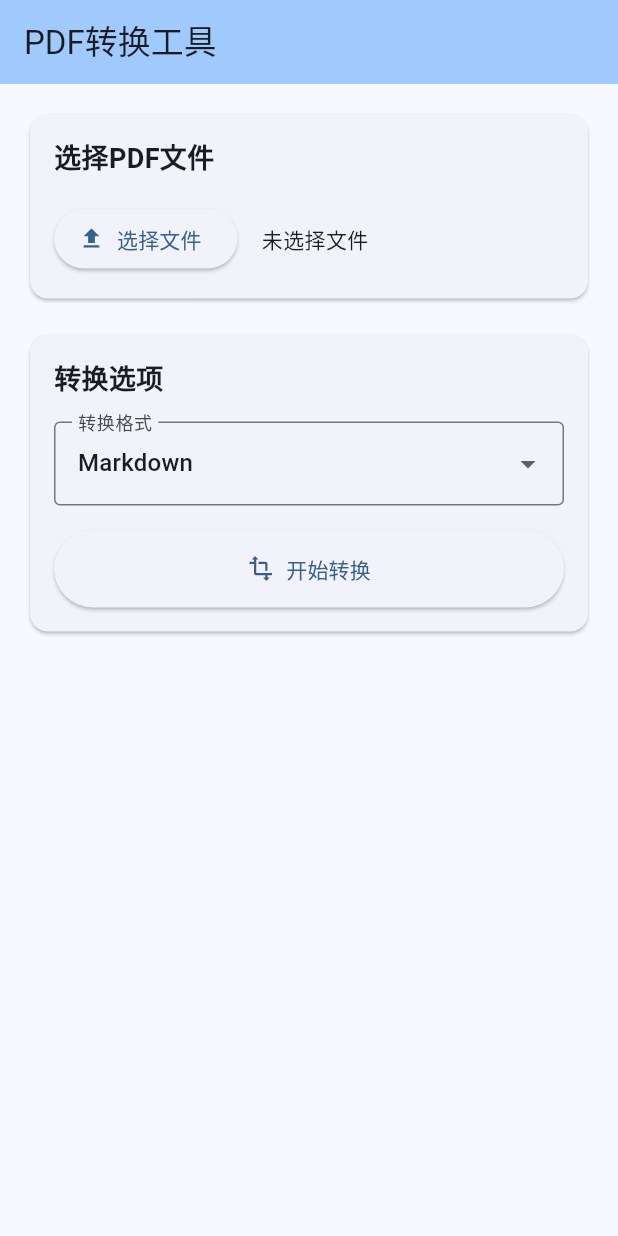
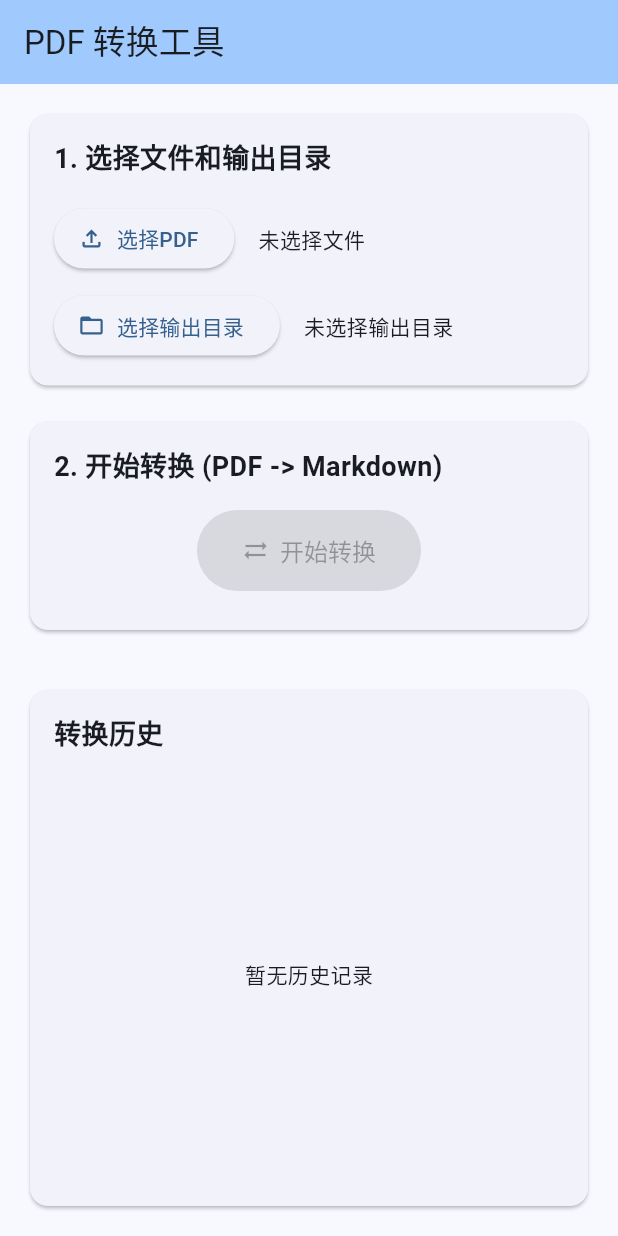
Before and after one commit to LixxSteven/Local_magicPDF, a Flutter app: the screen it shows after launch, on a phone screen of 412 x 824 dp. Run offline on Flutter 3.47's test engine with Material 3 defaults, Android fonts, the phone set to English and light mode, and no system bars; our stand-ins replace file_picker, flutter_spinkit.

Commit message:
1.0
稳定运行基本功能

```diff
--- a/pdf_converter/lib/main.dart
+++ b/pdf_converter/lib/main.dart
@@ -2,8 +2,8 @@ import 'package:flutter/material.dart';
 import 'package:file_picker/file_picker.dart';
 import 'package:flutter_spinkit/flutter_spinkit.dart';
 import 'package:path/path.dart' as path;
-import 'package:path_provider/path_provider.dart';
-import 'package:url_launcher/url_launcher.dart';
+// import 'package:path_provider/path_provider.dart'; // Removed unused import
+// import 'package:url_launcher/url_launcher.dart'; // 暂时注释掉，如果需要打开文件再启用
 import 'dart:io';
 import 'services/mineru_service.dart';
 
@@ -17,14 +17,27 @@ class MyApp extends StatelessWidget {
   @override
   Widget build(BuildContext context) {
     return MaterialApp(
-      title: 'PDF转换工具',
+      title: 'PDF 转换工具',
       theme: ThemeData(
         colorScheme: ColorScheme.fromSeed(seedColor: Colors.blue),
         useMaterial3: true,
       ),
-      home: const PdfConverterPage(title: 'PDF转换工具'),
+      home: const PdfConverterPage(title: 'PDF 转换工具'),
     );
   }
+}
+
+// 定义转换历史记录项
+class ConversionHistoryItem {
+  final String inputPath;
+  final String outputPath;
+  final DateTime timestamp;
+
+  ConversionHistoryItem({
+    required this.inputPath,
+    required this.outputPath,
+    required this.timestamp,
+  });
 }
 
 class PdfConverterPage extends StatefulWidget {
@@ -39,11 +52,13 @@ class PdfConverterPage extends StatefulWidget {
 class _PdfConverterPageState extends State<PdfConverterPage> {
   final MineruService _mineruService = MineruService();
   File? _selectedFile;
-  String? _outputPath;
-  ConversionType _conversionType = ConversionType.markdown;
+  String? _selectedOutputDir;
+  // ConversionType _conversionType = ConversionType.markdown; // 默认且唯一选项
   bool _isConverting = false;
-  String? _conversionResult;
+  String? _conversionResultPreview; // 用于显示部分结果
   String? _errorMessage;
+  String? _statusMessage;
+  final List<ConversionHistoryItem> _history = [];
 
   // 选择PDF文件
   Future<void> _pickFile() async {
@@ -56,14 +71,43 @@ class _PdfConverterPageState extends State<PdfConverterPage> {
       if (result != null) {
         setState(() {
           _selectedFile = File(result.files.single.path!);
-          _conversionResult = null;
+          _conversionResultPreview = null;
           _errorMessage = null;
-          _outputPath = null;
+          _statusMessage = '已选择文件: ${path.basename(_selectedFile!.path)}';
+          // _outputPath = null; // 输出路径由用户选择或默认
+        });
+      } else {
+        setState(() {
+          _statusMessage = '未选择文件';
         });
       }
     } catch (e) {
       setState(() {
         _errorMessage = '选择文件时出错: $e';
+        _statusMessage = null;
+      });
+    }
+  }
+
+  // 选择输出目录
+  Future<void> _pickOutputDirectory() async {
+    try {
+      String? selectedDirectory = await FilePicker.platform.getDirectoryPath();
+
+      if (selectedDirectory != null) {
+        setState(() {
+          _selectedOutputDir = selectedDirectory;
+          _statusMessage = '输出目录已选择: $_selectedOutputDir';
+        });
+      } else {
+         setState(() {
+          _statusMessage = '未选择输出目录';
+        });
+      }
+    } catch (e) {
+      setState(() {
+        _errorMessage = '选择输出目录时出错: $e';
+         _statusMessage = null;
       });
     }
   }
@@ -76,55 +120,52 @@ class _PdfConverterPageState extends State<PdfConverterPage> {
       });
       return;
     }
+    if (_selectedOutputDir == null) {
+      setState(() {
+        _errorMessage = '请先选择输出目录';
+      });
+      return;
+    }
 
     setState(() {
       _isConverting = true;
       _errorMessage = null;
-      _conversionResult = null;
+      _conversionResultPreview = null;
+      _statusMessage = '正在转换...';
     });
 
     try {
-      // 获取文件扩展名
-      String extension;
-      switch (_conversionType) {
-        case ConversionType.markdown:
-          extension = 'md';
-          break;
-        case ConversionType.docx:
-          extension = 'docx';
-          break;
-        case ConversionType.html:
-          extension = 'html';
-          break;
-      }
+      // 获取文件扩展名 (固定为md)
+      const String extension = 'md';
 
-      // 转换文件
-      final result = await _mineruService.convertPdf(_selectedFile!, _conversionType);
+      // 转换文件 (固定为Markdown)
+      final result = await _mineruService.convertPdf(_selectedFile!, ConversionType.markdown);
+
+      // 确定输出文件路径
+      final fileName = path.basenameWithoutExtension(_selectedFile!.path);
+      final outputFile = File(path.join(_selectedOutputDir!, '$fileName.$extension'));
 
       // 保存结果
-      final directory = await getApplicationDocumentsDirectory();
-      final fileName = path.basenameWithoutExtension(_selectedFile!.path);
-      final outputFile = File('${directory.path}/$fileName.$extension');
+      await _mineruService.saveConversionResult(result, outputFile.path);
 
-      // 对于docx格式，结果可能是二进制数据，需要特殊处理
-      if (_conversionType == ConversionType.docx) {
-        // 假设MinerU API返回的是可以直接保存的内容
-        await _mineruService.saveConversionResult(result, outputFile.path);
+      // 更新历史记录
+      final historyItem = ConversionHistoryItem(
+        inputPath: _selectedFile!.path,
+        outputPath: outputFile.path,
+        timestamp: DateTime.now(),
+      );
+
       setState(() {
-          _conversionResult = '转换完成，文件已保存至: ${outputFile.path}';
-          _outputPath = outputFile.path;
+        _conversionResultPreview = result.length > 500 ? '${result.substring(0, 500)}...' : result; // 显示部分预览
+        _statusMessage = '转换完成，文件已保存至: ${outputFile.path}';
+        _history.insert(0, historyItem); // 添加到历史记录顶部
+        // _outputPath = outputFile.path; // 不再需要单独存储，从历史记录获取
       });
-      } else {
-        // 对于文本格式，可以显示预览
-        await _mineruService.saveConversionResult(result, outputFile.path);
-        setState(() {
-          _conversionResult = result;
-          _outputPath = outputFile.path;
-        });
-      }
+
     } catch (e) {
       setState(() {
         _errorMessage = '转换过程中出错: $e';
+        _statusMessage = '转换失败';
       });
     } finally {
       setState(() {
@@ -133,19 +174,25 @@ class _PdfConverterPageState extends State<PdfConverterPage> {
     }
   }
 
-  // 打开转换后的文件
-  Future<void> _openOutputFile() async {
-    if (_outputPath != null) {
-      final uri = Uri.file(_outputPath!);
-      if (await canLaunchUrl(uri)) {
-        await launchUrl(uri);
-      } else {
-        setState(() {
-          _errorMessage = '无法打开文件: $_outputPath';
-        });
-      }
-    }
-  }
+  // // 打开转换后的文件 (暂时禁用，如果需要可以取消注释并添加url_launcher依赖)
+  // Future<void> _openOutputFile(String outputPath) async {
+  //   if (outputPath.isNotEmpty) {
+  //     final uri = Uri.file(outputPath);
+  //     try {
+  //       if (await canLaunchUrl(uri)) {
+  //         await launchUrl(uri);
+  //       } else {
+  //         setState(() {
+  //           _errorMessage = '无法打开文件: $outputPath';
+  //         });
+  //       }
+  //     } catch (e) {
+  //        setState(() {
+  //           _errorMessage = '打开文件时出错: $e';
+  //         });
+  //     }
+  //   }
+  // }
 
   @override
   Widget build(BuildContext context) {
@@ -157,9 +204,9 @@ class _PdfConverterPageState extends State<PdfConverterPage> {
       body: Padding(
         padding: const EdgeInsets.all(16.0),
         child: Column(
-          crossAxisAlignment: CrossAxisAlignment.start,
+          crossAxisAlignment: CrossAxisAlignment.stretch, // 让子项水平填充
           children: [
-            // 文件选择区域
+            // --- 文件选择与输出目录 ---
             Card(
               child: Padding(
                 padding: const EdgeInsets.all(16.0),
@@ -167,7 +214,7 @@ class _PdfConverterPageState extends State<PdfConverterPage> {
                   crossAxisAlignment: CrossAxisAlignment.start,
                   children: [
                     const Text(
-                      '选择PDF文件',
+                      '1. 选择文件和输出目录',
                       style: TextStyle(fontSize: 18, fontWeight: FontWeight.bold),
                     ),
                     const SizedBox(height: 16),
@@ -175,8 +222,8 @@ class _PdfConverterPageState extends State<PdfConverterPage> {
                       children: [
                         ElevatedButton.icon(
                           onPressed: _pickFile,
-                          icon: const Icon(Icons.file_upload),
-                          label: const Text('选择文件'),
+                          icon: const Icon(Icons.file_upload_outlined),
+                          label: const Text('选择PDF'),
                         ),
                         const SizedBox(width: 16),
                         Expanded(
@@ -189,13 +236,30 @@ class _PdfConverterPageState extends State<PdfConverterPage> {
                         ),
                       ],
                     ),
+                    const SizedBox(height: 10),
+                     Row(
+                      children: [
+                        ElevatedButton.icon(
+                          onPressed: _pickOutputDirectory,
+                          icon: const Icon(Icons.folder_open_outlined),
+                          label: const Text('选择输出目录'),
+                        ),
+                        const SizedBox(width: 16),
+                        Expanded(
+                          child: Text(
+                            _selectedOutputDir ?? '未选择输出目录',
+                            overflow: TextOverflow.ellipsis,
+                          ),
+                        ),
+                      ],
+                    ),
                   ],
                 ),
               ),
             ),
             const SizedBox(height: 16),
 
-            // 转换选项区域
+            // --- 转换操作 ---
             Card(
               child: Padding(
                 padding: const EdgeInsets.all(16.0),
@@ -203,53 +267,61 @@ class _PdfConverterPageState extends State<PdfConverterPage> {
                   crossAxisAlignment: CrossAxisAlignment.start,
                   children: [
                      const Text(
-                      '转换选项',
+                      '2. 开始转换 (PDF -> Markdown)',
                       style: TextStyle(fontSize: 18, fontWeight: FontWeight.bold),
                     ),
                     const SizedBox(height: 16),
-                    DropdownButtonFormField<ConversionType>(
-                      decoration: const InputDecoration(
-                        labelText: '转换格式',
-                        border: OutlineInputBorder(),
+                    Center( // 将按钮和加载指示器居中
+                      child: _isConverting
+                          ? const SpinKitFadingCircle( // 使用加载动画
+                              color: Colors.blue,
+                              size: 50.0,
+                            )
+                          : ElevatedButton.icon(
+                              onPressed: (_selectedFile != null && _selectedOutputDir != null) ? _convertFile : null, // 仅在选择文件和目录后启用
+                              icon: const Icon(Icons.sync_alt),
+                              label: const Text('开始转换'),
+                              style: ElevatedButton.styleFrom(
+                                padding: const EdgeInsets.symmetric(horizontal: 30, vertical: 15),
+                                textStyle: const TextStyle(fontSize: 16)
                               ),
-                      value: _conversionType,
-                      items: const [
-                        DropdownMenuItem(
-                          value: ConversionType.markdown,
-                          child: Text('Markdown'),
                             ),
-                        DropdownMenuItem(
-                          value: ConversionType.docx,
-                          child: Text('DOCX'),
                     ),
-                        DropdownMenuItem(
-                          value: ConversionType.html,
-                          child: Text('HTML'),
+                    const SizedBox(height: 10),
+                    // 显示状态或错误信息
+                    if (_statusMessage != null)
+                      Text(_statusMessage!, style: TextStyle(color: _errorMessage != null ? Colors.red : Colors.green)),
+                    if (_errorMessage != null)
+                      Text(_errorMessage!, style: const TextStyle(color: Colors.red)),
+                  ],
                 ),
-                      ],
-                      onChanged: (value) {
-                        if (value != null) {
-                          setState(() {
-                            _conversionType = value;
-                          });
-                        }
-                      },
+              ),
             ),
             const SizedBox(height: 16),
-                    SizedBox(
-                      width: double.infinity,
-                      child: ElevatedButton.icon(
-                        onPressed: _isConverting ? null : _convertFile,
-                        icon: _isConverting
-                            ? const SizedBox(
-                                width: 24,
-                                height: 24,
-                                child: CircularProgressIndicator(strokeWidth: 2),
-                              )
-                            : const Icon(Icons.transform),
-                        label: Text(_isConverting ? '转换中...' : '开始转换'),
-                        style: ElevatedButton.styleFrom(
-                          padding: const EdgeInsets.symmetric(vertical: 16),
+
+            // --- 结果预览 (可选) ---
+            if (_conversionResultPreview != null)
+              Card(
+                child: Padding(
+                  padding: const EdgeInsets.all(16.0),
+                  child: Column(
+                    crossAxisAlignment: CrossAxisAlignment.start,
+                    children: [
+                      const Text(
+                        '转换结果预览 (部分)',
+                        style: TextStyle(fontSize: 16, fontWeight: FontWeight.bold),
+                      ),
+                      const SizedBox(height: 8),
+                      Container(
+                        height: 100, // 限制预览区域高度
+                        decoration: BoxDecoration(
+                          border: Border.all(color: Colors.grey),
+                          borderRadius: BorderRadius.circular(4),
+                        ),
+                        child: SingleChildScrollView(
+                          child: Padding(
+                            padding: const EdgeInsets.all(8.0),
+                            child: Text(_conversionResultPreview!),
                           ),
                         ),
                       ),
@@ -257,76 +329,39 @@ class _PdfConverterPageState extends State<PdfConverterPage> {
                   ),
                 ),
               ),
+            const SizedBox(height: 16),
 
-            // 错误信息
-            if (_errorMessage != null) ...[
-              const SizedBox(height: 16),
-              Card(
-                color: Colors.red.shade50,
-                child: Padding(
-                  padding: const EdgeInsets.all(16.0),
-                  child: Row(
-                    children: [
-                      Icon(Icons.error, color: Colors.red.shade700),
-                      const SizedBox(width: 8),
-                      Expanded(
-                        child: Text(
-                          _errorMessage!,
-                          style: TextStyle(color: Colors.red.shade700),
-                        ),
-                      ),
-                    ],
-                  ),
-                ),
-              ),
-            ],
-
-            // 转换结果
-            if (_conversionResult != null && _outputPath != null) ...[
-              const SizedBox(height: 16),
-              Expanded(
+            // --- 转换历史 ---
+            Expanded( // 让历史记录列表填充剩余空间
               child: Card(
                 child: Padding(
                   padding: const EdgeInsets.all(16.0),
                   child: Column(
                     crossAxisAlignment: CrossAxisAlignment.start,
                     children: [
-                        Row(
-                          mainAxisAlignment: MainAxisAlignment.spaceBetween,
-                          children: [
                       const Text(
-                              '转换结果',
+                        '转换历史',
                         style: TextStyle(fontSize: 18, fontWeight: FontWeight.bold),
                       ),
-                            TextButton.icon(
-                              onPressed: _openOutputFile,
-                              icon: const Icon(Icons.open_in_new),
-                              label: const Text('打开文件'),
-                            ),
-                          ],
-                        ),
-                        const SizedBox(height: 8),
-                        const Divider(),
                       const SizedBox(height: 8),
                       Expanded(
-                          child: _conversionType == ConversionType.docx
-                              ? Center(
-                                  child: Column(
-                                    mainAxisAlignment: MainAxisAlignment.center,
-                                    children: [
-                                      const Icon(Icons.description, size: 48),
-                                      const SizedBox(height: 16),
-                                      Text('文件已保存至: ${path.basename(_outputPath!)}'),
-                                      const SizedBox(height: 8),
-                                      ElevatedButton(
-                                        onPressed: _openOutputFile,
-                                        child: const Text('打开文件'),
-                                      ),
-                                    ],
-                                  ),
-                                )
-                              : SingleChildScrollView(
-                                  child: Text(_conversionResult!),
+                        child: _history.isEmpty
+                            ? const Center(child: Text('暂无历史记录'))
+                            : ListView.builder(
+                                itemCount: _history.length,
+                                itemBuilder: (context, index) {
+                                  final item = _history[index];
+                                  return ListTile(
+                                    leading: const Icon(Icons.history),
+                                    title: Text('输入: ${path.basename(item.inputPath)}'),
+                                    subtitle: Text('输出: ${item.outputPath}\n时间: ${item.timestamp.toLocal()}'),
+                                    isThreeLine: true,
+                                    // trailing: IconButton( // 如果需要打开文件，可以添加按钮
+                                    //   icon: const Icon(Icons.open_in_new),
+                                    //   onPressed: () => _openOutputFile(item.outputPath),
+                                    // ),
+                                  );
+                                },
                               ),
                       ),
                     ],
@@ -335,24 +370,6 @@ class _PdfConverterPageState extends State<PdfConverterPage> {
               ),
             ),
           ],
-
-            // 加载指示器
-            if (_isConverting) ...[
-              const SizedBox(height: 16),
-              const Center(
-                child: Column(
-                  children: [
-                    SpinKitWave(
-                      color: Colors.blue,
-                      size: 30.0,
-                    ),
-                    SizedBox(height: 16),
-                    Text('正在转换，请稍候...'),
-                  ],
-                ),
-              ),
-            ],
-          ],
         ),
       ),
     );
```
Also changed, not shown: pdf_converter/lib/services/mineru_service.dart (+40 -24 lines), pdf_converter/pubspec.yaml (+5 -5 lines), pdf_converter/pubspec.lock, 13 other files. Lines whose indentation alone changed are shown as unchanged.
